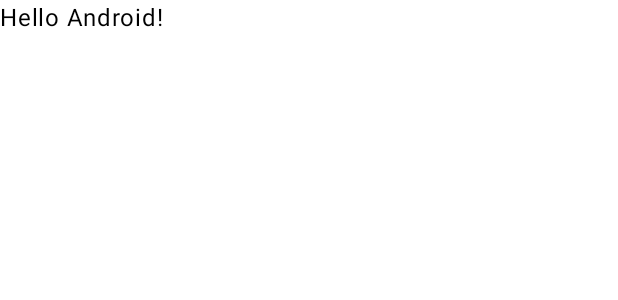
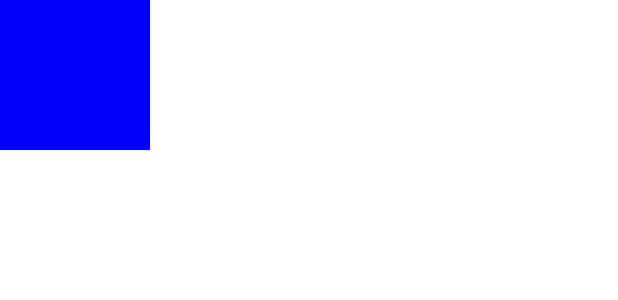
Before and after one commit to Moroooz/GestureDemo, an Android app built with Jetpack Compose: the @Preview function GreetingPreview, on a phone screen of 412 x 824 dp. Shown: the top 300 px of the screen. Run offline under Robolectric (Android 15) with nearby library versions, the phone set to English and light mode, and no system bars.

Commit message:
Add MainScreen with ClickDemo

```diff
--- a/app/src/main/java/com/example/gesturedemo/MainActivity.kt
+++ b/app/src/main/java/com/example/gesturedemo/MainActivity.kt
@@ -4,13 +4,23 @@ import android.os.Bundle
 import androidx.activity.ComponentActivity
 import androidx.activity.compose.setContent
 import androidx.activity.enableEdgeToEdge
+import androidx.compose.foundation.background
+import androidx.compose.foundation.clickable
+import androidx.compose.foundation.layout.Box
 import androidx.compose.foundation.layout.fillMaxSize
 import androidx.compose.foundation.layout.padding
+import androidx.compose.foundation.layout.size
 import androidx.compose.material3.Scaffold
 import androidx.compose.material3.Text
 import androidx.compose.runtime.Composable
+import androidx.compose.runtime.getValue
+import androidx.compose.runtime.mutableStateOf
+import androidx.compose.runtime.remember
+import androidx.compose.runtime.setValue
 import androidx.compose.ui.Modifier
+import androidx.compose.ui.graphics.Color
 import androidx.compose.ui.tooling.preview.Preview
+import androidx.compose.ui.unit.dp
 import com.example.gesturedemo.ui.theme.GestureDemoTheme
 
 class MainActivity : ComponentActivity() {
@@ -19,22 +29,37 @@ class MainActivity : ComponentActivity() {
         enableEdgeToEdge()
         setContent {
             GestureDemoTheme {
-                Scaffold(modifier = Modifier.fillMaxSize()) { innerPadding ->
-                    Greeting(
-                        name = "Android",
-                        modifier = Modifier.padding(innerPadding)
-                    )
-                }
+
             }
         }
     }
 }
 
 @Composable
-fun Greeting(name: String, modifier: Modifier = Modifier) {
-    Text(
-        text = "Hello $name!",
-        modifier = modifier
+fun MainScreen(modifier: Modifier = Modifier) {
+    ClickDemo(modifier)
+}
+
+@Composable
+fun ClickDemo(modifier: Modifier = Modifier) {
+    var colorState by remember { mutableStateOf(true)}
+    var bgColor by remember { mutableStateOf(Color.Blue) }
+
+    val clickHandler = {
+
+        colorState = !colorState
+        bgColor = if (colorState) {
+            Color.Blue
+        } else {
+            Color.DarkGray
+        }
+    }
+
+    Box(
+        modifier
+            .clickable { clickHandler() }
+            .background(bgColor)
+            .size(100.dp)
     )
 }
 
@@ -42,6 +67,6 @@ fun Greeting(name: String, modifier: Modifier = Modifier) {
 @Composable
 fun GreetingPreview() {
     GestureDemoTheme {
-        Greeting("Android")
+        MainScreen()
     }
 }
```
